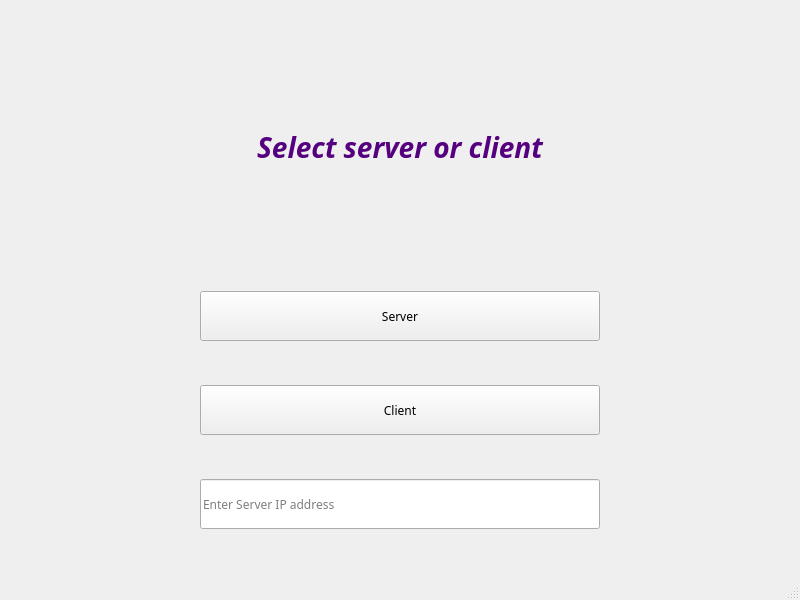
Above: serverorclient.ui from A-hmy/SkullKing_Endless-Loop_8 before the change. Below: the same form after it.
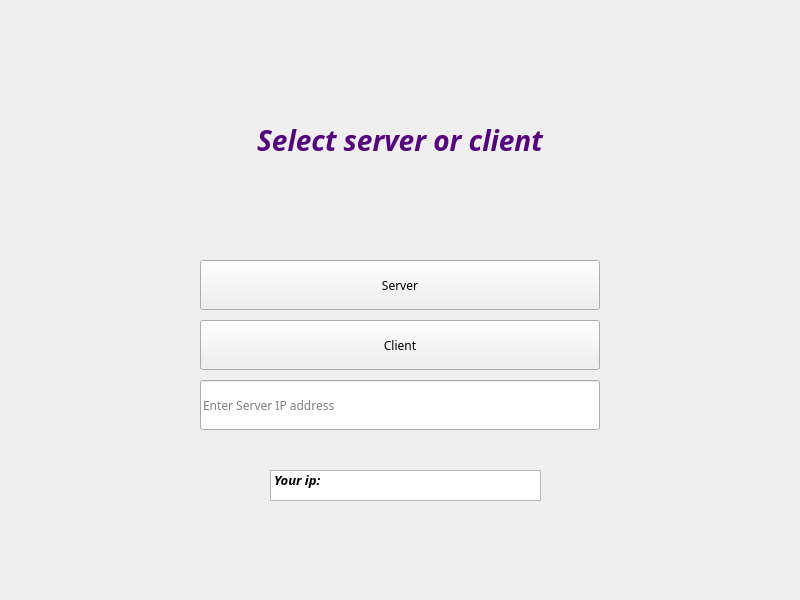
That is the form after the change.

Commit message: add waiting page

```diff
--- a/serverorclient.ui
+++ b/serverorclient.ui
@@ -16,7 +16,22 @@
   <widget class="QWidget" name="centralwidget">
    <layout class="QGridLayout" name="gridLayout">
     <item row="0" column="0">
+     <widget class="QLabel" name="Loading">
+      <property name="text">
+       <string/>
+      </property>
+     </widget>
+    </item>
+   </layout>
      <widget class="QLabel" name="label">
+    <property name="geometry">
+     <rect>
+      <x>200</x>
+      <y>40</y>
+      <width>400</width>
+      <height>200</height>
+     </rect>
+    </property>
       <property name="minimumSize">
        <size>
         <width>400</width>
@@ -50,9 +65,15 @@
        <set>Qt::AlignCenter</set>
       </property>
      </widget>
-    </item>
-    <item row="1" column="0">
      <widget class="QPushButton" name="server">
+    <property name="geometry">
+     <rect>
+      <x>200</x>
+      <y>260</y>
+      <width>400</width>
+      <height>50</height>
+     </rect>
+    </property>
       <property name="minimumSize">
        <size>
         <width>400</width>
@@ -74,9 +95,15 @@
        <string>Server</string>
       </property>
      </widget>
-    </item>
-    <item row="2" column="0">
      <widget class="QPushButton" name="client">
+    <property name="geometry">
+     <rect>
+      <x>200</x>
+      <y>320</y>
+      <width>400</width>
+      <height>50</height>
+     </rect>
+    </property>
       <property name="minimumSize">
        <size>
         <width>400</width>
@@ -98,9 +125,15 @@
        <string>Client</string>
       </property>
      </widget>
-    </item>
-    <item row="3" column="0">
      <widget class="QLineEdit" name="IpServer">
+    <property name="geometry">
+     <rect>
+      <x>200</x>
+      <y>380</y>
+      <width>400</width>
+      <height>50</height>
+     </rect>
+    </property>
       <property name="minimumSize">
        <size>
         <width>400</width>
@@ -122,20 +155,45 @@
        <string>Enter Server IP address</string>
       </property>
      </widget>
-    </item>
-   </layout>
-  </widget>
-  <widget class="QMenuBar" name="menubar">
+   <widget class="QListWidget" name="ShowIp">
    <property name="geometry">
     <rect>
-     <x>0</x>
-     <y>0</y>
-     <width>800</width>
-     <height>26</height>
-    </rect>
-   </property>
-  </widget>
-  <widget class="QStatusBar" name="statusbar"/>
+      <x>270</x>
+      <y>470</y>
+      <width>271</width>
+      <height>31</height>
+     </rect>
+    </property>
+    <item>
+     <property name="text">
+      <string>Your ip:</string>
+     </property>
+     <property name="font">
+      <font>
+       <family>Segoe Script</family>
+       <pointsize>10</pointsize>
+       <italic>true</italic>
+       <bold>true</bold>
+      </font>
+     </property>
+     <property name="background">
+      <brush brushstyle="NoBrush">
+       <color alpha="255">
+        <red>85</red>
+        <green>0</green>
+        <blue>127</blue>
+       </color>
+      </brush>
+     </property>
+    </item>
+   </widget>
+   <zorder>label</zorder>
+   <zorder>server</zorder>
+   <zorder>client</zorder>
+   <zorder>IpServer</zorder>
+   <zorder>ShowIp</zorder>
+   <zorder>Loading</zorder>
+  </widget>
  </widget>
  <resources/>
  <connections/>
```
Lines whose indentation alone changed are shown as unchanged. The commit also changes 1 other file.
